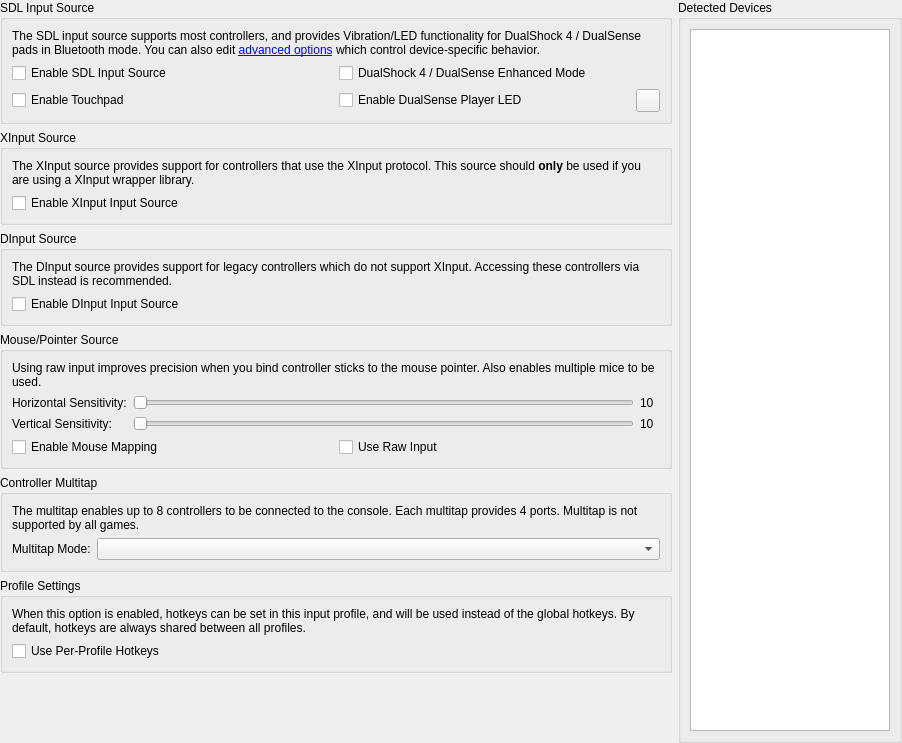
stenzek/duckstation, file src/duckstation-qt/controllerglobalsettingswidget.ui: the form before one commit.
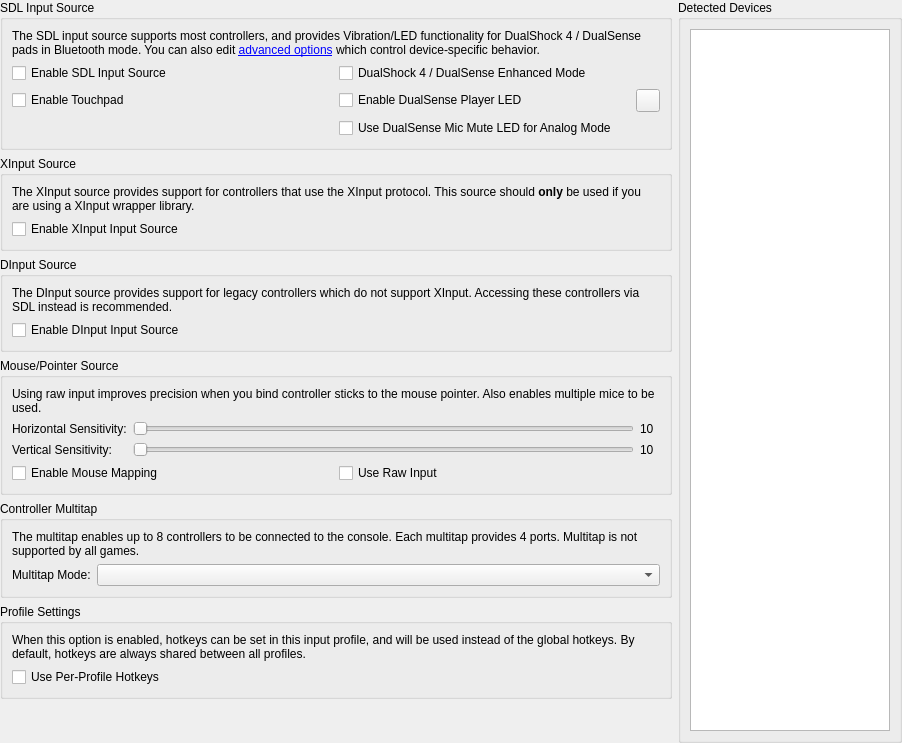
The form after the commit. Icons and pictures are not drawn.

Commit message: Use DualSense Mic Mute LED for Analog Mode

The edit to the form file:
```diff
--- a/src/duckstation-qt/controllerglobalsettingswidget.ui
+++ b/src/duckstation-qt/controllerglobalsettingswidget.ui
@@ -109,6 +109,13 @@
       <string>SDL Input Source</string>
      </property>
      <layout class="QGridLayout" name="sdlGridLayout">
+      <item row="3" column="1">
+       <widget class="QCheckBox" name="enableSDLPS5MicMuteLEDForAnalogMode">
+        <property name="text">
+         <string>Use DualSense Mic Mute LED for Analog Mode</string>
+        </property>
+       </widget>
+      </item>
       <item row="2" column="1">
        <layout class="QHBoxLayout" name="horizontalLayout_4">
         <item>
```
The commit also changes 13 other files.
